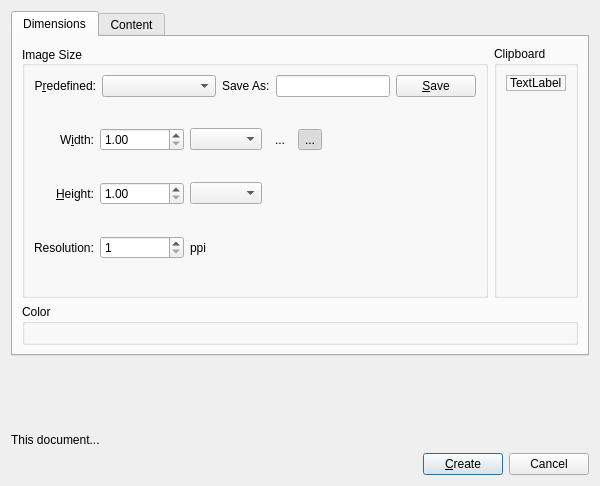
Qt form libs/ui/forms/wdgnewimage.ui (KDE/krita) before a commit.
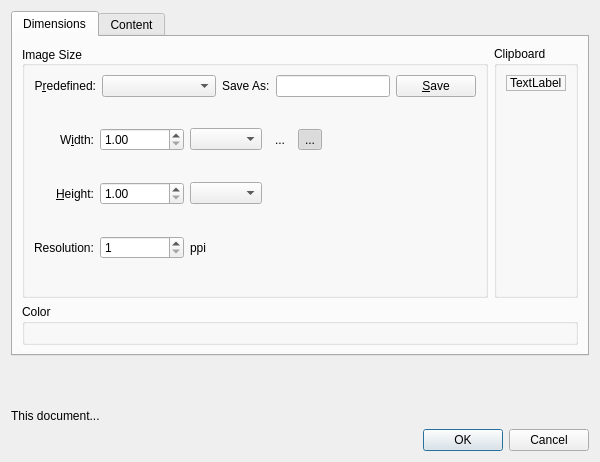
The same form after that commit. Custom widgets are drawn as their Qt base class.

Commit message: Convert the ok-cancel buttons on the new dialog to a proper Qdialogbuttonbox

```diff
--- a/libs/ui/forms/wdgnewimage.ui
+++ b/libs/ui/forms/wdgnewimage.ui
@@ -7,7 +7,7 @@
     <x>0</x>
     <y>0</y>
     <width>600</width>
-    <height>486</height>
+    <height>462</height>
    </rect>
   </property>
   <property name="sizePolicy">
@@ -603,44 +603,11 @@
     </widget>
    </item>
    <item>
-    <layout class="QHBoxLayout">
-     <item>
-      <spacer>
-       <property name="orientation">
-        <enum>Qt::Horizontal</enum>
-       </property>
-       <property name="sizeType">
-        <enum>QSizePolicy::Expanding</enum>
-       </property>
-       <property name="sizeHint" stdset="0">
-        <size>
-         <width>480</width>
-         <height>10</height>
-        </size>
-       </property>
-      </spacer>
-     </item>
-     <item>
-      <widget class="QPushButton" name="createButton">
-       <property name="text">
-        <string>&amp;Create</string>
-       </property>
-       <property name="autoDefault">
-        <bool>true</bool>
-       </property>
-       <property name="default">
-        <bool>true</bool>
-       </property>
-      </widget>
-     </item>
-     <item>
-      <widget class="QPushButton" name="cancelNewDocumentButton">
-       <property name="text">
-        <string>Cancel</string>
-       </property>
-      </widget>
-     </item>
-    </layout>
+    <widget class="QDialogButtonBox" name="newDialogConfirmationButtonBox">
+     <property name="standardButtons">
+      <set>QDialogButtonBox::Cancel|QDialogButtonBox::Ok</set>
+     </property>
+    </widget>
    </item>
   </layout>
  </widget>
```
Left out of the diff: 1 changed line with no effect on the pictures. The commit also changes 2 other files.
